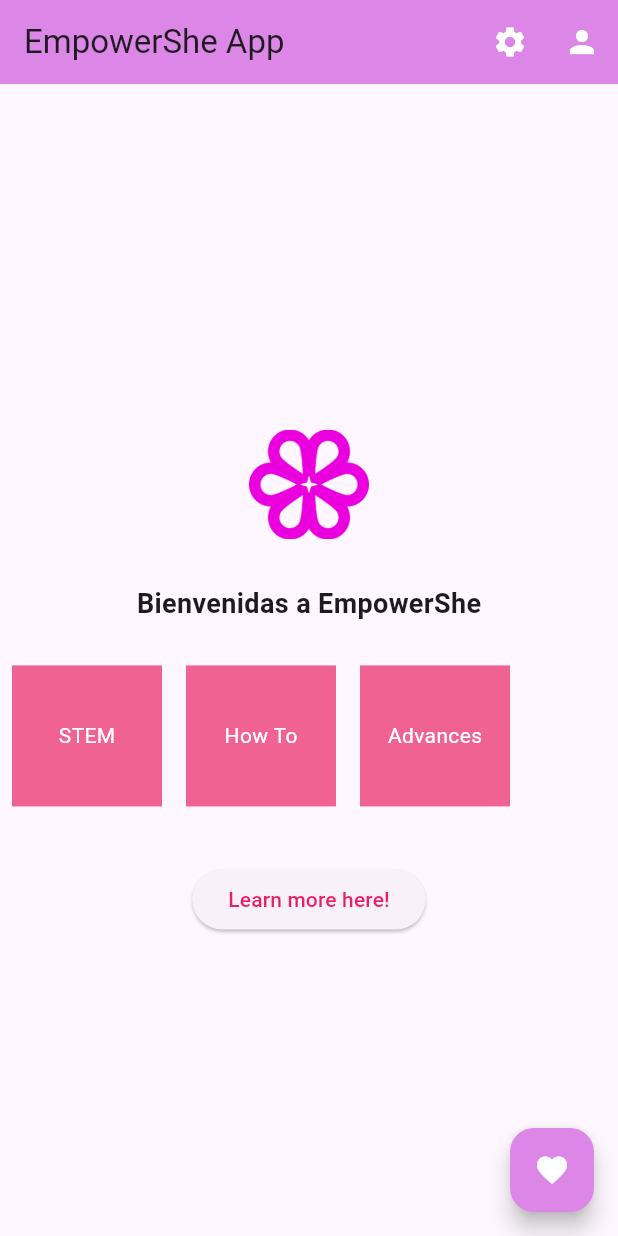
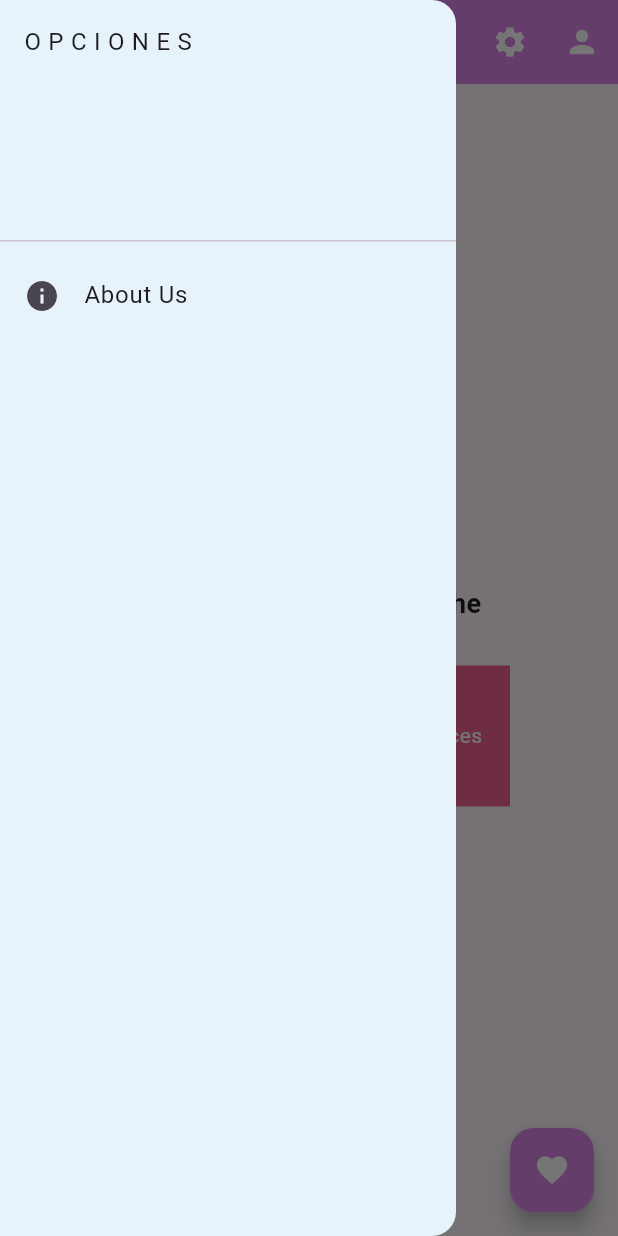
Before and after one commit to binivazqua/empowersheapp, a Flutter app: the screen it shows after launch, with the side drawer open (before the commit the screen has no drawer), on a phone screen of 412 x 824 dp. Run offline on Flutter 3.47's test engine with Material 3 defaults, Android fonts, the phone set to English and light mode, and no system bars.

Commit message:
APP VERSION 12/02/2025

```diff
--- a/lib/main.dart
+++ b/lib/main.dart
@@ -1,3 +1,4 @@
+import 'package:dummy_app_empoweshe/infopage.dart';
 import 'package:flutter/material.dart';
 
 void main() {
@@ -41,6 +42,22 @@ class _MyHomePageState extends State<MyHomePage> {
   @override
   Widget build(BuildContext context) {
     return Scaffold(
+      drawer: Drawer(
+        backgroundColor: Color.fromARGB(255, 231, 243, 250),
+        child: ListView(
+          children: [
+            DrawerHeader(child: Text('O P C I O N E S')),
+            ListTile(
+              leading: Icon(Icons.info),
+              title: Text('About Us'),
+              onTap: () {
+                Navigator.of(context)
+                    .push(MaterialPageRoute(builder: (context) => InfoPage()));
+              },
+            )
+          ],
+        ),
+      ),
       appBar: AppBar(
         backgroundColor: const Color.fromARGB(255, 220, 134, 231),
         title: const Text('EmpowerShe App'),
```
Also changed, not shown: lib/infopage.dart (added, +10 -0 lines).
